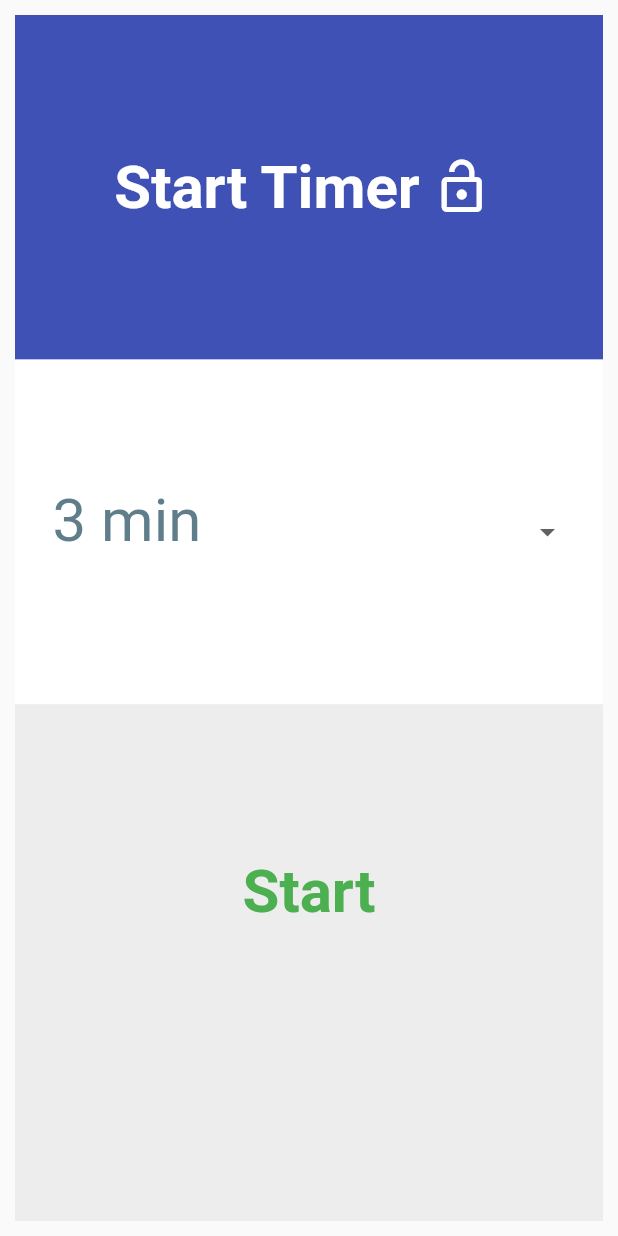
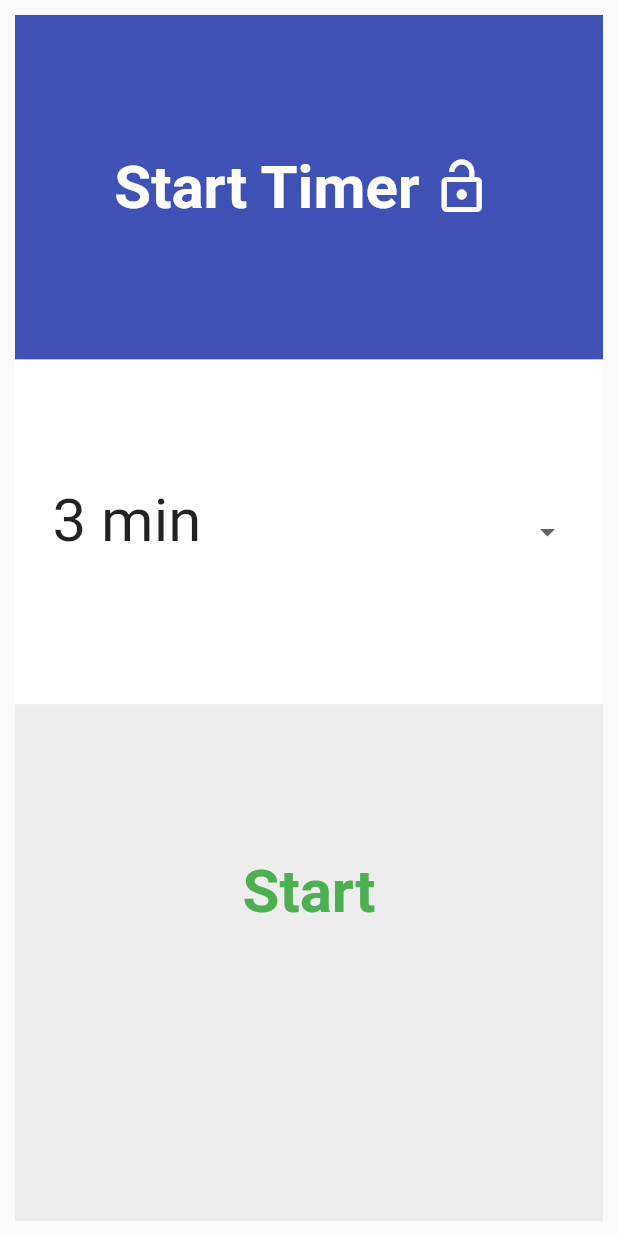
Before and after one commit to masus04/regatta-timer, a Flutter app: the screen it shows after launch, on a phone screen of 412 x 824 dp. Run offline on Flutter 3.47's test engine with Material 2 defaults, Android fonts, the phone set to English and light mode, and no system bars; our stand-ins replace flutter_hooks, hooks_riverpod, vibration, wakelock.

Commit message:
Minor UI changes for different screen sizes

```diff
--- a/lib/main.dart
+++ b/lib/main.dart
@@ -16,6 +16,7 @@ class RegattaTimer extends StatelessWidget {
   Widget build(BuildContext context) {
     return MaterialApp(
       title: 'Regatta Timer',
+      debugShowCheckedModeBanner: false,
       theme: ThemeData(
         primarySwatch: Colors.indigo,
       ),
--- a/lib/views/set_timer_view.dart
+++ b/lib/views/set_timer_view.dart
@@ -66,21 +66,26 @@ class _TimerSelector extends HookWidget {
     final isWatch = useProvider(isWatchProvider);
     final selectedTimer = useProvider(selectedStartTimeProvider);
 
-    return DropdownButtonHideUnderline(
-      child: DropdownButton<int>(
+    final textSize = isWatch ? TextSize.watch : TextSize.other;
+
+    return DropdownButton<int>(
       isExpanded: true,
       value: selectedTimer.state,
       style: TextStyle(
-            fontSize: isWatch ? TextSize.watch : TextSize.other,
-            color: Colors.blueGrey),
+        fontSize: textSize,
+        color: Colors.black87,
+      ),
+      menuMaxHeight: double.infinity,
+      underline: const SizedBox.shrink(),
       items: timerOptions
           .map((minute) => DropdownMenuItem(
                 value: minute,
                 child: Text(
                   '$minute min',
                   style: TextStyle(
-                      fontSize: isWatch ? TextSize.watch : TextSize.other,
+                    fontSize: textSize,
                     height: 0.5,
+                    color: Colors.black87,
                   ),
                 ),
               ))
@@ -88,7 +93,6 @@ class _TimerSelector extends HookWidget {
       onChanged: (selected) {
         selectedTimer.state = selected ?? selectedTimer.state;
       },
-      ),
     );
   }
 }
```
Also changed, not shown: lib/views/timer_view.dart (+6 -3 lines), 1 other file. Lines whose indentation alone changed are shown as unchanged.
